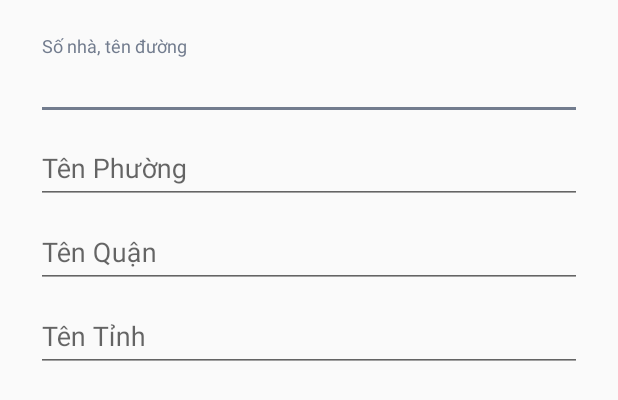
After one commit to VinhtvPh09066/GROUP4-PT14354-MOB-MOB104, an Android app: the layout dialog_updateadd.xml on its own in the app's theme, with its tools: preview values and no code run, on a phone screen of 412 x 824 dp. The commit adds this screen. Shown: the top 400 px of the screen. Run offline under Robolectric (Android 15) with nearby library versions, the phone set to English and light mode, and no system bars.

Commit message:
hung update code

```diff
--- /dev/null
+++ b/Code2020/app/src/main/res/layout/dialog_updateadd.xml
@@ -0,0 +1,49 @@
+<?xml version="1.0" encoding="utf-8"?>
+<LinearLayout
+    xmlns:android="http://schemas.android.com/apk/res/android"
+    android:layout_width="match_parent"
+    android:orientation="vertical"
+    android:padding="24dp"
+    android:layout_height="wrap_content">
+<com.google.android.material.textfield.TextInputLayout
+    android:layout_width="match_parent"
+    android:layout_height="match_parent">
+    <com.google.android.material.textfield.TextInputEditText
+        android:layout_width="match_parent"
+        android:id="@+id/edtUpdatesonha"
+        android:hint="Số nhà, tên đường"
+        android:layout_height="wrap_content"/>
+
+</com.google.android.material.textfield.TextInputLayout>
+    <com.google.android.material.textfield.TextInputLayout
+        android:layout_width="match_parent"
+        android:layout_height="match_parent">
+        <com.google.android.material.textfield.TextInputEditText
+            android:layout_width="match_parent"
+            android:id="@+id/edtUpdatePhuong"
+            android:hint="Tên Phường"
+            android:layout_height="wrap_content"/>
+
+    </com.google.android.material.textfield.TextInputLayout>
+    <com.google.android.material.textfield.TextInputLayout
+        android:layout_width="match_parent"
+        android:layout_height="match_parent">
+        <com.google.android.material.textfield.TextInputEditText
+            android:layout_width="match_parent"
+            android:id="@+id/edtUpdateQuan"
+            android:hint="Tên Quận"
+            android:layout_height="wrap_content"/>
+
+    </com.google.android.material.textfield.TextInputLayout>
+    <com.google.android.material.textfield.TextInputLayout
+        android:layout_width="match_parent"
+        android:layout_height="match_parent">
+        <com.google.android.material.textfield.TextInputEditText
+            android:layout_width="match_parent"
+            android:id="@+id/edtUpdateTinh"
+            android:hint="Tên Tỉnh"
+            android:layout_height="wrap_content"/>
+
+    </com.google.android.material.textfield.TextInputLayout>
+
+</LinearLayout>
```
Also changed, not shown: Code2020/app/src/main/java/com/example/agile_phoneshoping/activity/OrderPlaceActivity.java (+13 -1 lines), Code2020/app/src/main/java/com/example/agile_phoneshoping/activity/PurchaseActivity.java (+52 -5 lines), Code2020/app/src/main/res/layout/activity_order_place.xml (+53 -2 lines), Code2020/app/src/main/res/drawable/tichdo.png (added).
